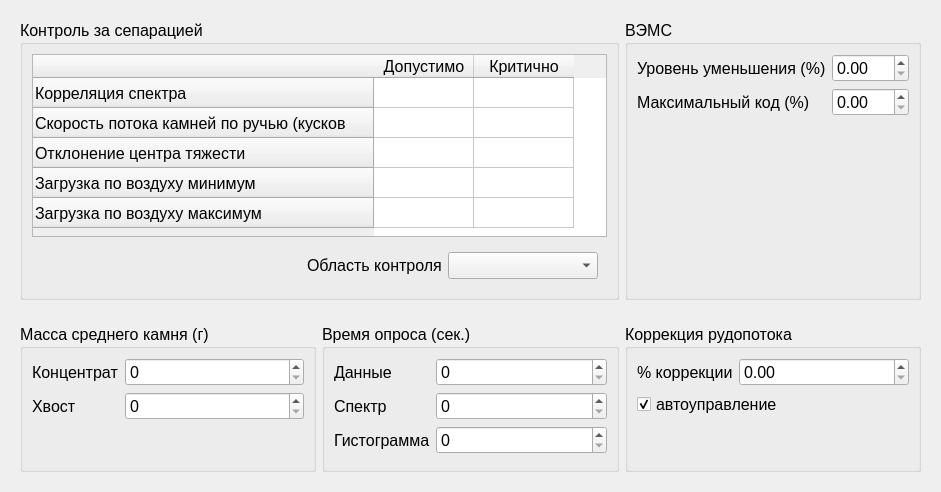
longway34/SeparaterQt2, file sprsettingscontrolwidget.ui: the form before one commit.
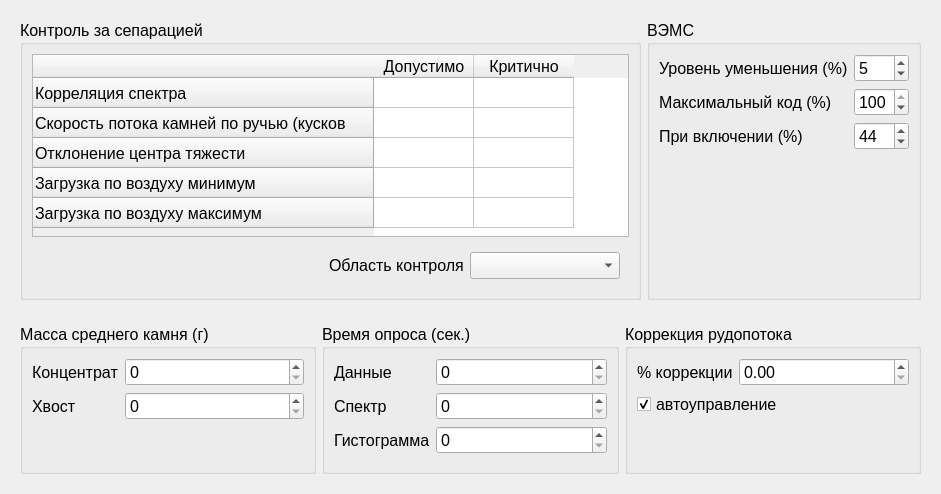
The form after the commit.

Patch:
```diff
--- a/sprsettingscontrolwidget.ui
+++ b/sprsettingscontrolwidget.ui
@@ -7,7 +7,7 @@
     <x>0</x>
     <y>0</y>
     <width>941</width>
-    <height>482</height>
+    <height>494</height>
    </rect>
   </property>
   <property name="font">
@@ -140,6 +140,19 @@
            </property>
           </widget>
          </item>
+         <item row="0" column="1">
+          <widget class="QDoubleSpinBox" name="leVEMSLess">
+           <property name="decimals">
+            <number>0</number>
+           </property>
+           <property name="maximum">
+            <double>100.000000000000000</double>
+           </property>
+           <property name="value">
+            <double>5.000000000000000</double>
+           </property>
+          </widget>
+         </item>
          <item row="2" column="0">
           <widget class="QLabel" name="label_9">
            <property name="text">
@@ -150,17 +163,42 @@
            </property>
           </widget>
          </item>
-         <item row="0" column="1">
-          <widget class="QDoubleSpinBox" name="leVEMSLess">
-           <property name="maximum">
-            <double>100.989999999999995</double>
-           </property>
-          </widget>
-         </item>
          <item row="2" column="1">
           <widget class="QDoubleSpinBox" name="leVEMSMaxCode">
+           <property name="decimals">
+            <number>0</number>
+           </property>
            <property name="maximum">
-            <double>100.989999999999995</double>
+            <double>100.000000000000000</double>
+           </property>
+           <property name="singleStep">
+            <double>1.000000000000000</double>
+           </property>
+           <property name="value">
+            <double>100.000000000000000</double>
+           </property>
+          </widget>
+         </item>
+         <item row="3" column="0">
+          <widget class="QLabel" name="label_10">
+           <property name="text">
+            <string>При включении (%)</string>
+           </property>
+          </widget>
+         </item>
+         <item row="3" column="1">
+          <widget class="QDoubleSpinBox" name="leVEMSBegin">
+           <property name="decimals">
+            <number>0</number>
+           </property>
+           <property name="minimum">
+            <double>1.000000000000000</double>
+           </property>
+           <property name="maximum">
+            <double>100.000000000000000</double>
+           </property>
+           <property name="value">
+            <double>44.000000000000000</double>
            </property>
           </widget>
          </item>
```
